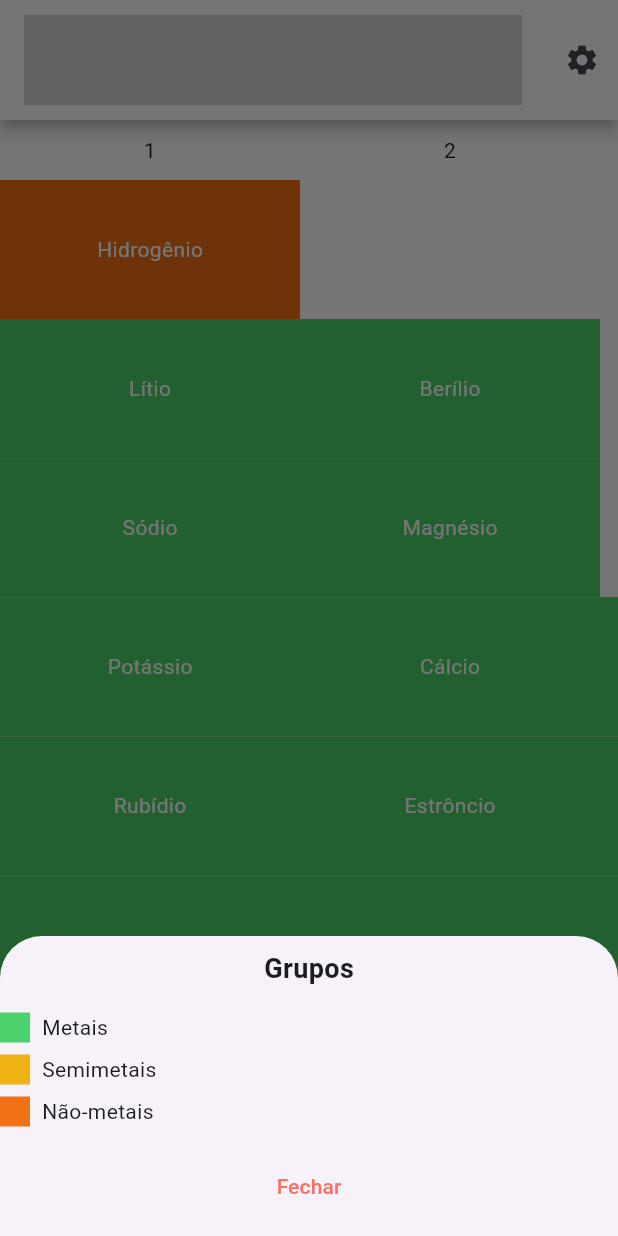
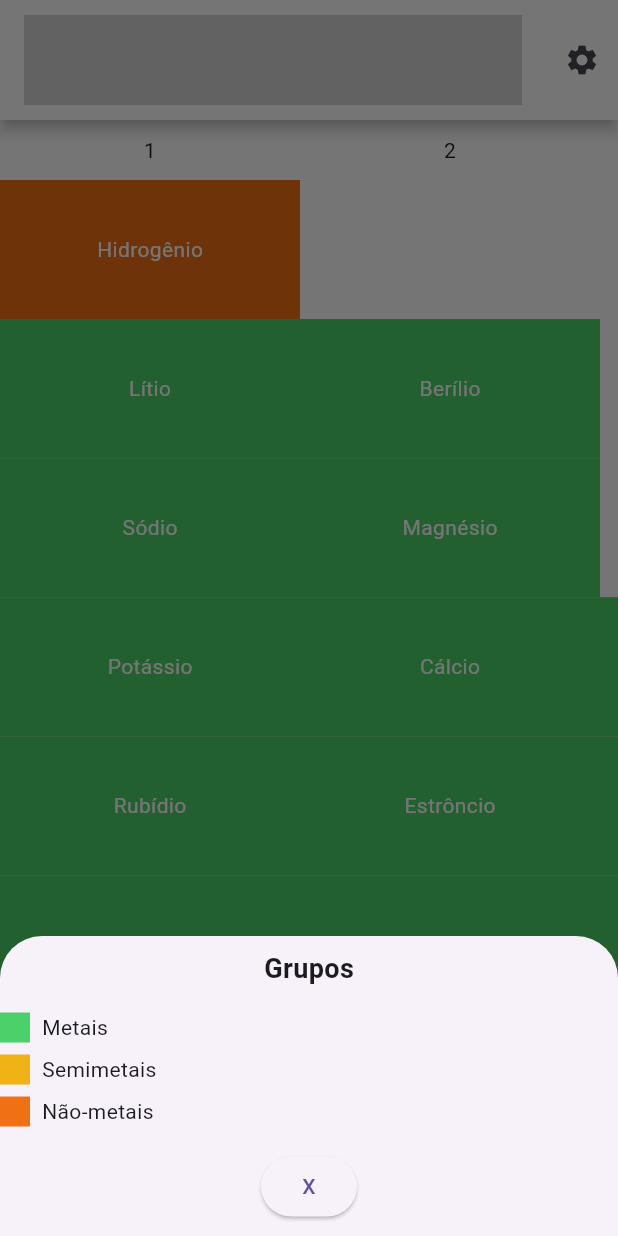
Before and after one commit to paulohebert/periodic-table, a Flutter app: the screen it shows after launch, after a tap on the "info outline" icon, on a phone screen of 412 x 824 dp. Run offline on Flutter 3.47's test engine with Material 3 defaults, Android fonts, the phone set to English and light mode, and no system bars; drawn by our look-alikes of flutter_layout_grid, rive; our stand-ins replace shared_preferences.

Commit message:
Revert "alteracao2"
This reverts commit e1e0ae6712be70924945db96496d8a7d560b51cd.

```diff
--- a/lib/src/screens/home.dart
+++ b/lib/src/screens/home.dart
@@ -101,16 +101,7 @@ class HomeScreen extends StatelessWidget {
                       ),
                       const SizedBox(height: 16.0),
                       ElevatedButton(
-                        style: ElevatedButton.styleFrom(
-                          primary: Colors.transparent,
-                          shadowColor: Colors.transparent,
-                        ),
-                        child: const Text(
-                          'Fechar',
-                          style: TextStyle(
-                            color: Color(0xFFFF6F61),
-                          ),
-                        ),
+                        child: const Text('X'),
                         onPressed: () => Navigator.pop(context),
                       ),
                     ],
```
